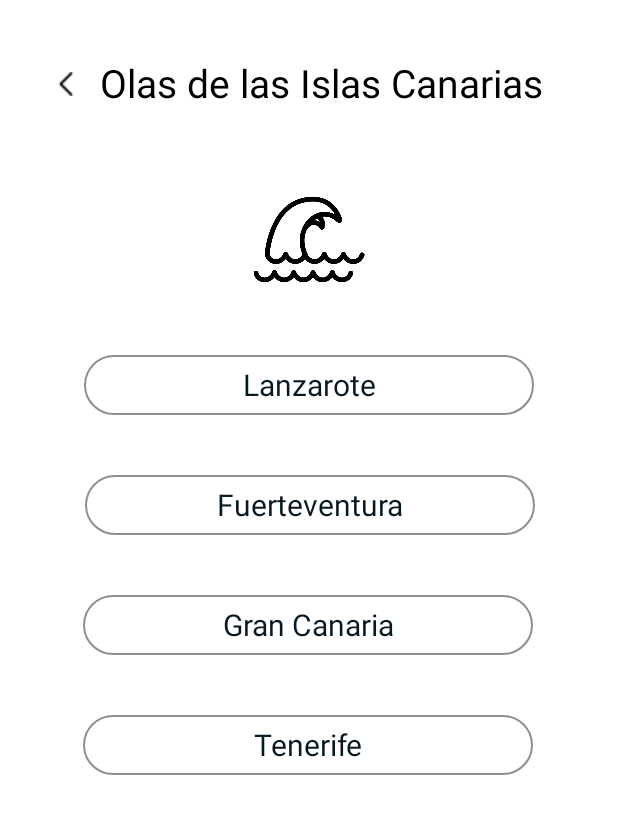
After one commit to juansocas/SurfCO-APP, an Android app: the layout activity_catalogo.xml on its own in the app's theme, with its tools: preview values and no code run, on a phone screen of 412 x 824 dp. The commit adds this screen. Shown: the top 814 px of the screen. Run offline under Robolectric (Android 15) with nearby library versions, the phone set to English and light mode, and no system bars.

Commit message:
comit 11

```diff
--- a/app/src/main/assets/User_Picos.json
+++ b/app/src/main/assets/User_Picos.json
@@ -1,5 +1,5 @@
 {
-  "User_picos": [
+  "User_Picos": [
     {
       "id":1,
       "userId": 2,
--- a/app/src/main/assets/picoss.json
+++ b/app/src/main/assets/picoss.json
@@ -1,5 +1,5 @@
 {
-  "Picos": [
+  "picoss": [
     {
       "id": 1,
       "Nombre": "El Quemao",
--- a/app/src/main/assets/usuarios.json
+++ b/app/src/main/assets/usuarios.json
@@ -1,9 +1,9 @@
 {
-  "Users": [
+  "usuarios": [
     {
       "id": 2,
       "nombre": "Juan Socas",
-      "email": "juan.socas101@alu.ulpgc.es",
+      "email": "juan.com",
       "telefono": 12345,
       "password": "juansocas",
       "Info": "Juan Socas es un surfista de 21 años local de la isla. Quedo 4º en el campeonato jovenes promesas realizado en la playa de La garita.\n"
--- a/app/src/main/java/es/ulpgc/eite/juansocas/surfco/data/RepositoryContract.java
+++ b/app/src/main/java/es/ulpgc/eite/juansocas/surfco/data/RepositoryContract.java
@@ -22,6 +22,9 @@ public interface RepositoryContract {
 
 
  */
+    interface VerificacionCredencialesCallback{
+
+   }
 
     interface FetchUsersDataCallback{
         void onUsersDataFetched(boolean error);
--- a/app/src/main/java/es/ulpgc/eite/juansocas/surfco/loginscreen/loginscreenContract.java
+++ b/app/src/main/java/es/ulpgc/eite/juansocas/surfco/loginscreen/loginscreenContract.java
@@ -32,7 +32,7 @@ public interface loginscreenContract {
 
     }
     interface Model{
-        boolean verificarcredenciales(String correo,String password);
+        boolean verificarcredenciales(String correo, String password, RepositoryContract.GetUsersListCallback callback);
         void insertarUser_MODEL(User user1, RepositoryContract.OnUsersUpdated callback);
 
         void fetchUsersListData_MODEL(RepositoryContract.GetUsersListCallback callback);
--- a/app/src/main/java/es/ulpgc/eite/juansocas/surfco/singupscreen/SingUpScreenContract.java
+++ b/app/src/main/java/es/ulpgc/eite/juansocas/surfco/singupscreen/SingUpScreenContract.java
@@ -1,4 +1,6 @@
 package es.ulpgc.eite.juansocas.surfco.singupscreen;
+
+import android.widget.Spinner;
 
 import java.lang.ref.WeakReference;
 
@@ -21,6 +23,8 @@ public interface SingUpScreenContract {
         void injectView(WeakReference<View> view);
         void injectModel(Model model);
         void fetchLoginScreenData();
+
+        void insertarNuevoUser(String firstNameText, String secondNameText, String emailText, String passwordText, String descripcionText, int telefonoText, Spinner ola);
     }
     interface Model{
 
--- /dev/null
+++ b/app/src/main/res/layout/activity_catalogo.xml
@@ -0,0 +1,110 @@
+<?xml version="1.0" encoding="utf-8"?>
+<androidx.constraintlayout.widget.ConstraintLayout xmlns:android="http://schemas.android.com/apk/res/android"
+    xmlns:app="http://schemas.android.com/apk/res-auto"
+    xmlns:tools="http://schemas.android.com/tools"
+    android:layout_width="match_parent"
+    android:layout_height="match_parent">
+
+    <TextView
+        android:id="@+id/textView6"
+        android:layout_width="wrap_content"
+        android:layout_height="wrap_content"
+        android:layout_marginStart="16dp"
+        android:layout_marginTop="37dp"
+        android:text="Olas de las Islas Canarias"
+        android:textColor="#000000"
+        android:textSize="26sp"
+        app:layout_constraintEnd_toEndOf="parent"
+        app:layout_constraintStart_toStartOf="parent"
+        app:layout_constraintTop_toTopOf="parent" />
+
+    <ImageButton
+        android:id="@+id/back_button7"
+        android:layout_width="55dp"
+        android:layout_height="47dp"
+        android:layout_marginStart="16dp"
+        android:layout_marginTop="32dp"
+        android:background="#00FFFFFF"
+        android:onClick="onBackPressed"
+        app:layout_constraintStart_toStartOf="parent"
+        app:layout_constraintTop_toTopOf="parent"
+        app:srcCompat="@drawable/back__1_" />
+
+    <Button
+        android:id="@+id/Lanzarote_button"
+        style="@style/Widget.Material3.Button"
+        android:layout_width="300dp"
+        android:layout_height="wrap_content"
+        android:layout_marginTop="160dp"
+        android:backgroundTint="#FFFFFF"
+        android:text="Lanzarote"
+        android:textColor="#071821"
+        android:textSize="20sp"
+        app:layout_constraintEnd_toEndOf="parent"
+        app:layout_constraintStart_toStartOf="parent"
+        app:layout_constraintTop_toBottomOf="@+id/textView6"
+        app:strokeColor="#AE5C5B5B"
+        app:strokeWidth="1dp" />
+
+    <Button
+        android:id="@+id/Fuerteventura_button"
+        style="@style/Widget.Material3.Button"
+        android:layout_width="300dp"
+        android:layout_height="wrap_content"
+        android:layout_marginTop="32dp"
+        android:backgroundTint="#FFFFFF"
+        android:text="Fuerteventura"
+        android:textColor="#071821"
+        android:textSize="20sp"
+        app:layout_constraintEnd_toEndOf="parent"
+        app:layout_constraintHorizontal_bias="0.504"
+        app:layout_constraintStart_toStartOf="parent"
+        app:layout_constraintTop_toBottomOf="@+id/Lanzarote_button"
+        app:strokeColor="#AE5C5B5B"
+        app:strokeWidth="1dp" />
+
+    <Button
+        android:id="@+id/Gran_Canaria_button"
+        style="@style/Widget.Material3.Button"
+        android:layout_width="300dp"
+        android:layout_height="wrap_content"
+        android:layout_marginTop="32dp"
+        android:backgroundTint="#FFFFFF"
+        android:text="Gran Canaria"
+        android:textColor="#071821"
+        android:textSize="20sp"
+        app:layout_constraintEnd_toEndOf="parent"
+        app:layout_constraintHorizontal_bias="0.495"
+        app:layout_constraintStart_toStartOf="parent"
+        app:layout_constraintTop_toBottomOf="@+id/Fuerteventura_button"
+        app:strokeColor="#AE5C5B5B"
+        app:strokeWidth="1dp" />
+
+    <Button
+        android:id="@+id/Tenerife_button"
+        style="@style/Widget.Material3.Button"
+        android:layout_width="300dp"
+        android:layout_height="wrap_content"
+        android:layout_marginTop="32dp"
+        android:backgroundTint="#FFFFFF"
+        android:text="Tenerife"
+        android:textColor="#071821"
+        android:textSize="20sp"
+        app:layout_constraintEnd_toEndOf="parent"
+        app:layout_constraintHorizontal_bias="0.495"
+        app:layout_constraintStart_toStartOf="parent"
+        app:layout_constraintTop_toBottomOf="@+id/Gran_Canaria_button"
+        app:strokeColor="#AE5C5B5B"
+        app:strokeWidth="1dp" />
+
+    <ImageView
+        android:id="@+id/imageView6"
+        android:layout_width="89dp"
+        android:layout_height="74dp"
+        android:layout_marginTop="50dp"
+        app:layout_constraintEnd_toEndOf="parent"
+        app:layout_constraintStart_toStartOf="parent"
+        app:layout_constraintTop_toBottomOf="@+id/textView6"
+        app:srcCompat="@drawable/big_wave" />
+
+</androidx.constraintlayout.widget.ConstraintLayout>
```
Also changed, not shown: app/src/main/java/es/ulpgc/eite/juansocas/surfco/data/SurfandCoRepository.java (+9 -1 lines), app/src/main/java/es/ulpgc/eite/juansocas/surfco/loginscreen/loginscreenActivity.java (+3 -7 lines), app/src/main/java/es/ulpgc/eite/juansocas/surfco/loginscreen/loginscreenModel.java (+12 -5 lines), app/src/main/java/es/ulpgc/eite/juansocas/surfco/loginscreen/loginscreenPresenter.java (+8 -2 lines), app/src/main/java/es/ulpgc/eite/juansocas/surfco/singupscreen/SingUpScreenActivity.java (+68 -0 lines), app/src/main/java/es/ulpgc/eite/juansocas/surfco/singupscreen/SingUpScreenModel.java (+20 -0 lines), app/src/main/java/es/ulpgc/eite/juansocas/surfco/singupscreen/SingUpScreenPresenter.java (+16 -3 lines), app/src/main/res/layout/activity_singup.xml (+4 -4 lines).
